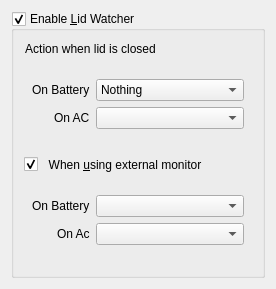
The window that config/lidwatchersettings.ui (lxqt/lxqt-powermanagement) describes before a commit, drawn with Qt 5.
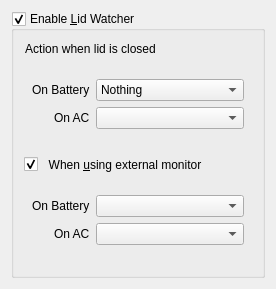
The same window after the commit.

Commit message: Rename "On Ac" to "On AC" to have a single string for both

The edit to the form file:
```diff
--- a/config/lidwatchersettings.ui
+++ b/config/lidwatchersettings.ui
@@ -125,7 +125,7 @@
          <item row="2" column="0">
           <widget class="QLabel" name="extMonOnAcActionLabel">
            <property name="text">
-            <string>On Ac</string>
+            <string>On AC</string>
            </property>
           </widget>
          </item>
```
